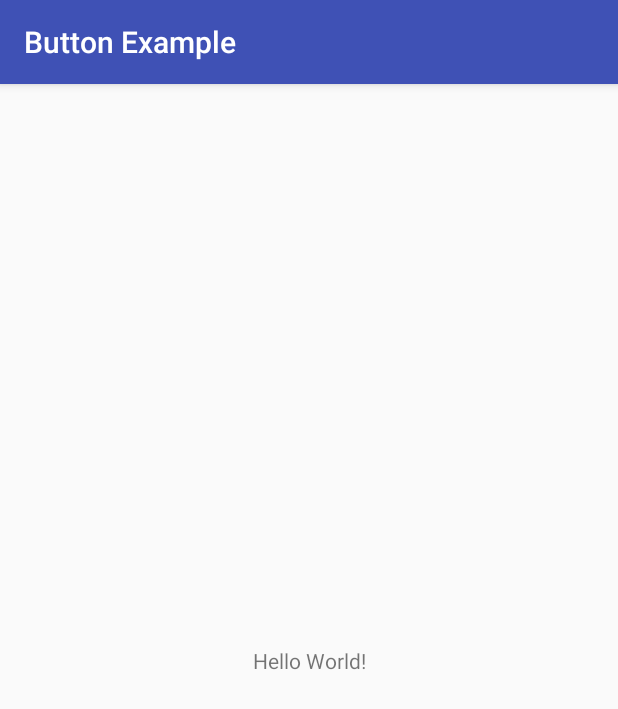
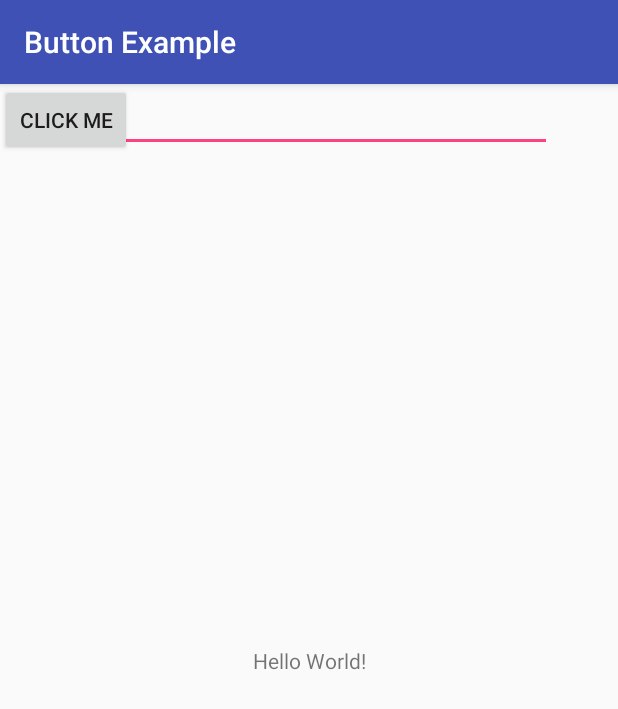
Before and after one commit to leandrocgsi/android_playground, an Android app: the screen it shows after launch (MainActivity), on a phone screen of 412 x 824 dp. Shown: the top 709 px of the screen. Run offline under Robolectric (Android 15) with nearby library versions, the light colour scheme and no system bars.

Commit message:
Implementing ButtonExample

```diff
--- a/ButtonExample/app/src/main/java/br/com/erudio/buttonexample/MainActivity.java
+++ b/ButtonExample/app/src/main/java/br/com/erudio/buttonexample/MainActivity.java
@@ -2,8 +2,14 @@ package br.com.erudio.buttonexample;
 
 import android.support.v7.app.AppCompatActivity;
 import android.os.Bundle;
+import android.util.Log;
+import android.view.View;
 
 public class MainActivity extends AppCompatActivity {
+
+    public void buttonClicked(View view){
+        Log.i("Info", "Hello Leandro");
+    }
 
     @Override
     protected void onCreate(Bundle savedInstanceState) {
--- a/ButtonExample/app/src/main/res/layout/activity_main.xml
+++ b/ButtonExample/app/src/main/res/layout/activity_main.xml
@@ -15,4 +15,23 @@
         app:layout_constraintRight_toRightOf="parent"
         app:layout_constraintTop_toTopOf="parent" />
 
+    <Button
+        android:id="@+id/button"
+        android:layout_width="wrap_content"
+        android:layout_height="wrap_content"
+        android:onClick="buttonClicked"
+        android:text="Click Me"
+        tools:layout_editor_absoluteX="8dp"
+        tools:layout_editor_absoluteY="70dp" />
+
+    <EditText
+        android:id="@+id/editText"
+        android:layout_width="368dp"
+        android:ems="10"
+        android:inputType="textPersonName"
+        android:text="Name"
+        tools:layout_editor_absoluteX="8dp"
+        tools:layout_editor_absoluteY="16dp"
+        android:layout_height="0dp" />
+
 </android.support.constraint.ConstraintLayout>
```
